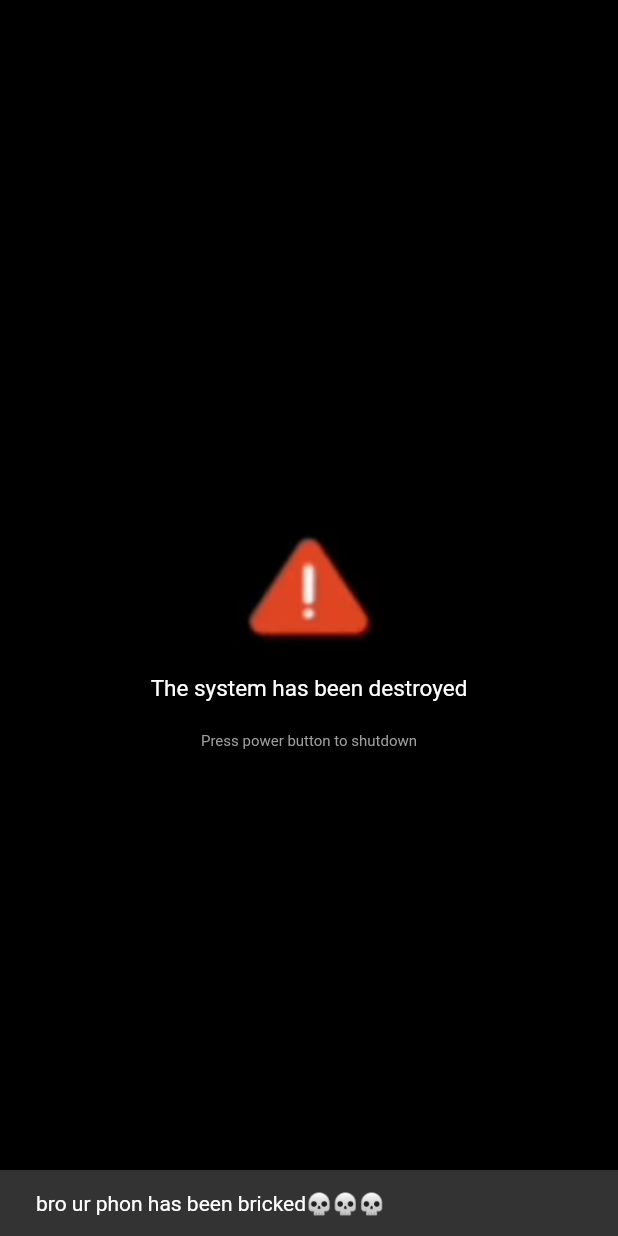
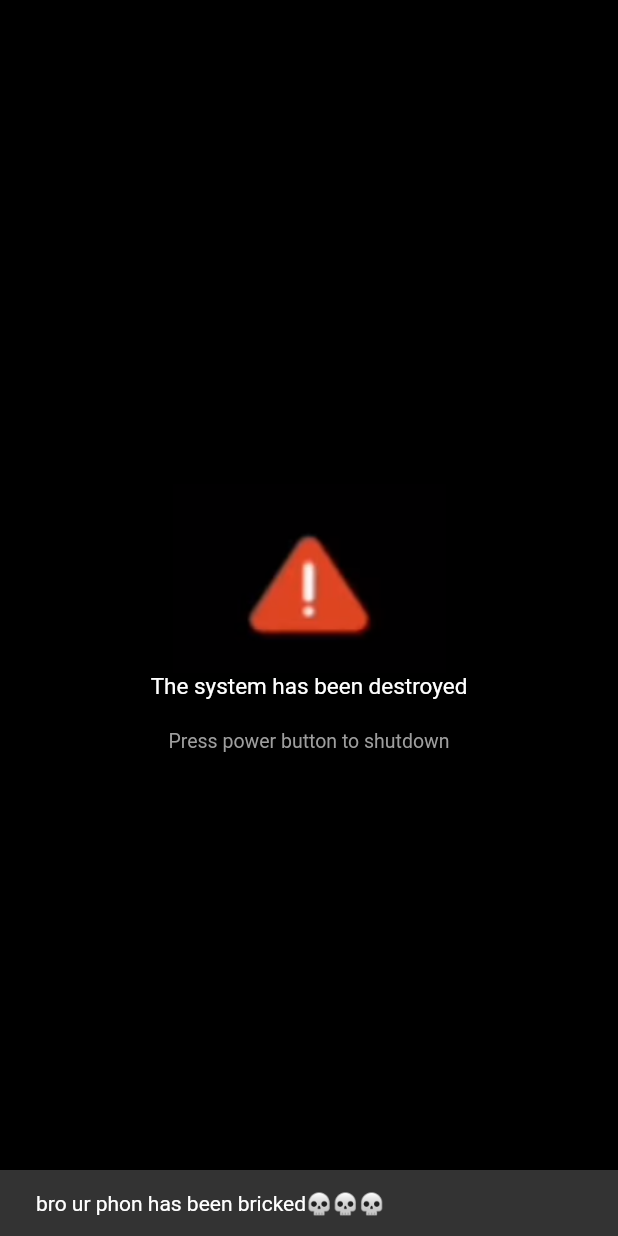
Before and after one commit to flandolf/adrod15, a Flutter app: the screen it shows after launch, after a tap on "INSTALL ADROD", on a phone screen of 412 x 824 dp. Run offline on Flutter 3.47's test engine with Material 2 defaults, Android fonts, the phone set to English and light mode, and no system bars.

Commit message:
clean up

```diff
--- a/lib/InstallPage.dart
+++ /dev/null
@@ -1,29 +0,0 @@
-import 'package:flutter/material.dart';
-class InstallPage extends StatefulWidget {
-  const InstallPage({Key? key}) : super(key: key);
-
-  @override
-  State<InstallPage> createState() => _InstallPageState();
-}
-
-class _InstallPageState extends State<InstallPage> {
-
-  @override
-  Widget build(BuildContext context) {
-    return Scaffold(
-      backgroundColor: Colors.black,
-      body: Center(
-        child: Column(
-          mainAxisAlignment: MainAxisAlignment.center,
-
-            children: [
-              Image.asset('assets/images/warning.png'),
-              Text("The system has been destroyed", style: TextStyle(color: Colors.white, fontSize: 15)),
-              SizedBox(height: 20),
-              Text("Press power button to shutdown", style: TextStyle(color: Colors.grey, fontSize: 10))
-            ]
-        ),
-      )
-    );
-  }
-}
--- /dev/null
+++ b/lib/Screens/HomeScreen.dart
@@ -0,0 +1,56 @@
+import 'package:flutter/material.dart';
+
+class HomeScreen extends StatefulWidget {
+  const HomeScreen({Key? key}) : super(key: key);
+
+  @override
+  State<HomeScreen> createState() => _HomeScreenState();
+}
+
+class _HomeScreenState extends State<HomeScreen> {
+  @override
+  Widget build(BuildContext context) {
+    return Scaffold(
+      backgroundColor: Colors.white,
+      appBar: AppBar(
+        title: Text("adrod 13 installer"),
+      ),
+      body: Column(
+        children: <Widget>[
+          Image(
+            fit: BoxFit.cover,
+            width: MediaQuery.of(context).size.width * 3,
+            image: AssetImage('assets/images/download.png'),
+          ),
+          Text('adrod 13 installer', style: TextStyle(fontSize: 60)),
+          // align button to left
+          Align(
+            alignment: Alignment.centerLeft,
+            child: Padding(
+              padding: const EdgeInsets.all(8.0),
+              child: ElevatedButton(
+                onPressed: () {
+                  // Navigate to the second screen using a named route.
+                  Navigator.pushNamed(context, '/install');
+                  // show snackbar
+                  ScaffoldMessenger.of(context).showSnackBar(const SnackBar(
+                      content: Text('bro ur phon has been bricked💀💀💀'),
+                      duration: Duration(seconds: 3)));
+                },
+                child: Text('INSTALL ADROD'),
+                style: ElevatedButton.styleFrom(
+                  primary: Colors.grey,
+                  onPrimary: Colors.white,
+                  minimumSize: Size(100, 40),
+                  shape: RoundedRectangleBorder(
+                    borderRadius: BorderRadius.circular(0),
+                  ),
+                ),
+              ),
+            ),
+          ),
+        ],
+      ),
+    );
+  }
+}
--- /dev/null
+++ b/lib/Screens/InstallPage.dart
@@ -0,0 +1,30 @@
+import 'package:flutter/material.dart';
+
+class InstallPage extends StatefulWidget {
+  const InstallPage({Key? key}) : super(key: key);
+
+  @override
+  State<InstallPage> createState() => _InstallPageState();
+}
+class _InstallPageState extends State<InstallPage> {
+  @override
+  Widget build(BuildContext context) {
+    return Scaffold(
+        backgroundColor: Colors.black,
+        body: Container(
+            padding: const EdgeInsets.all(5),
+            margin: const EdgeInsets.all(5),
+            child: Center(
+              child: Column(
+                  mainAxisAlignment: MainAxisAlignment.center,
+                  children: [
+                    Image.asset('assets/images/warning.png'),
+                    Text("The system has been destroyed",
+                        style: TextStyle(color: Colors.white, fontSize: 15)),
+                    SizedBox(height: 20),
+                    Text("Press power button to shutdown",
+                        style: TextStyle(color: Colors.grey, fontSize: 13))
+                  ]),
+            )));
+  }
+}
--- a/lib/main.dart
+++ b/lib/main.dart
@@ -1,5 +1,7 @@
 import 'package:flutter/material.dart';
-import 'InstallPage.dart';
+import 'Screens/InstallPage.dart';
+import 'Screens/HomeScreen.dart';
+
 void main() {
   runApp(const MyApp());
 }
@@ -7,86 +9,19 @@ void main() {
 class MyApp extends StatelessWidget {
   const MyApp({super.key});
 
-  // This widget is the root of your application.
   @override
   Widget build(BuildContext context) {
     return MaterialApp(
       title: 'Flutter Demo',
       theme: ThemeData(
-
         primarySwatch: Colors.blue,
+        useMaterial3: false,
       ),
-      home: const MyHomePage(title: "adrod 13 installer"),
+      home: const HomeScreen(),
       routes: {
-        '/home': (context) => const MyHomePage(title: "adrod 13 installer"),
+        '/home': (context) => const HomeScreen(),
         '/install': (context) => const InstallPage(),
       },
     );
   }
 }
-
-class MyHomePage extends StatefulWidget {
-  const MyHomePage({super.key, required this.title});
-  final String title;
-
-  @override
-  State<MyHomePage> createState() => _MyHomePageState();
-}
-
-class _MyHomePageState extends State<MyHomePage> {
-
-  @override
-  Widget build(BuildContext context) {
-    // This method is rerun every time setState is called, for instance as done
-    // by the _incrementCounter method above.
-    //
-    // The Flutter framework has been optimized to make rerunning build methods
-    // fast, so that you can just rebuild anything that needs updating rather
-    // than having to individually change instances of widgets.
-    return Scaffold(
-      backgroundColor: Colors.white,
-      appBar: AppBar(
-        title: Text(widget.title),
-      ),
-      body: Column(
-          children: <Widget>[
-            Image(
-              fit: BoxFit.cover,
-              width: MediaQuery.of(context).size.width * 3,
-              image: AssetImage('assets/images/download.png'),
-
-            ),
-            Text('adrod 13 installer', style: TextStyle(fontSize: 60)),
-            // align button to left
-            Align(
-              alignment: Alignment.centerLeft,
-              child: Padding(
-                padding: const EdgeInsets.all(8.0),
-                child: ElevatedButton(
-                  onPressed: () {
-                    // Navigate to the second screen using a named route.
-                    Navigator.pushNamed(context, '/install');
-                    // show snackbar
-                    ScaffoldMessenger.of(context).showSnackBar(
-                        const SnackBar(content: Text('bro ur phon has been bricked💀💀💀'), duration: Duration(seconds: 3)));
-                  },
-                  child: const Text('INSTALL ADROD'),
-                  style: ElevatedButton.styleFrom(
-                    primary: Colors.grey,
-                    onPrimary: Colors.white,
-                    minimumSize: Size(100, 40),
-                    // make it a rectangle
-                    shape: RoundedRectangleBorder(
-                      borderRadius: BorderRadius.circular(0),
-                    ),
-                  ),
-
-                ),
-              ),
-            ),
-
-          ],
-        ),
-    );
-  }
-}
```
Also changed, not shown: pubspec.yaml (+2 -68 lines).
